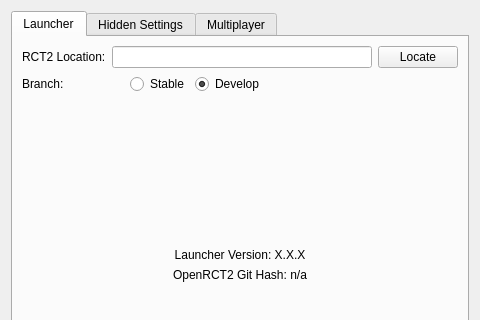
Old version of the form configuration.ui in the repository LRFLEW/OpenRCT2Launcher; both pictures show x 0 to 480 and y 0 to 320 of the 480 by 480 pixel window.
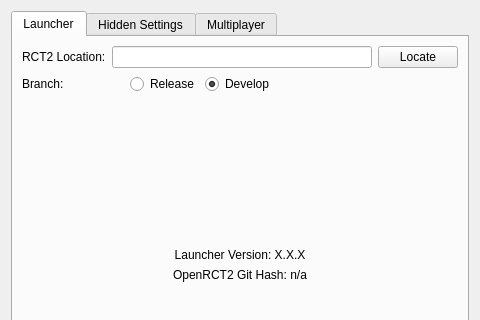
New version of the form.

Commit message: Rename "Stable" to "Release"

```diff
--- a/configuration.ui
+++ b/configuration.ui
@@ -95,7 +95,7 @@
          <item>
           <widget class="QRadioButton" name="stableButton">
            <property name="text">
-            <string>Stable</string>
+            <string>Release</string>
            </property>
            <property name="checkable">
             <bool>true</bool>
```
